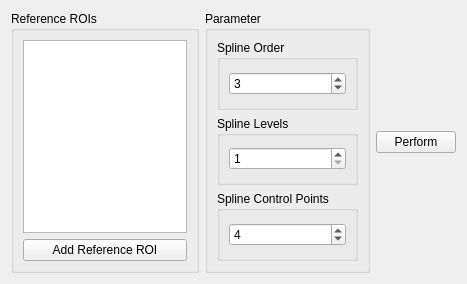
First picture: the form in source/modules/spline_interpolation/SplineInterpolationWidget.ui, repository josefkoller/ambient_image_processor, before the edit.
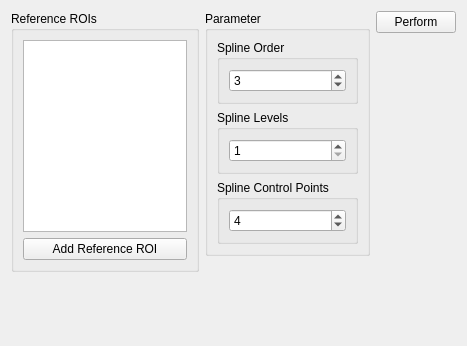
Second picture: the form after the edit.

Commit message: ui format: maximize horizontally and align to top

Diff of the .ui file:
```diff
--- a/source/modules/spline_interpolation/SplineInterpolationWidget.ui
+++ b/source/modules/spline_interpolation/SplineInterpolationWidget.ui
@@ -7,15 +7,21 @@
     <x>0</x>
     <y>0</y>
     <width>467</width>
-    <height>284</height>
+    <height>346</height>
    </rect>
   </property>
   <property name="windowTitle">
    <string>Form</string>
   </property>
   <layout class="QHBoxLayout" name="horizontalLayout">
-   <item>
+   <item alignment="Qt::AlignTop">
     <widget class="QGroupBox" name="groupBox_4">
+     <property name="sizePolicy">
+      <sizepolicy hsizetype="Preferred" vsizetype="Maximum">
+       <horstretch>0</horstretch>
+       <verstretch>0</verstretch>
+      </sizepolicy>
+     </property>
      <property name="title">
       <string>Reference ROIs</string>
      </property>
@@ -33,8 +39,14 @@
      </layout>
     </widget>
    </item>
-   <item>
+   <item alignment="Qt::AlignTop">
     <widget class="QGroupBox" name="groupBox_15">
+     <property name="sizePolicy">
+      <sizepolicy hsizetype="Preferred" vsizetype="Maximum">
+       <horstretch>0</horstretch>
+       <verstretch>0</verstretch>
+      </sizepolicy>
+     </property>
      <property name="title">
       <string>Parameter</string>
      </property>
@@ -102,8 +114,14 @@
      </layout>
     </widget>
    </item>
-   <item>
+   <item alignment="Qt::AlignTop">
     <widget class="QPushButton" name="pushButton_6">
+     <property name="sizePolicy">
+      <sizepolicy hsizetype="Preferred" vsizetype="Maximum">
+       <horstretch>0</horstretch>
+       <verstretch>0</verstretch>
+      </sizepolicy>
+     </property>
      <property name="text">
       <string>Perform</string>
      </property>
```
The commit also changes 20 other files.
